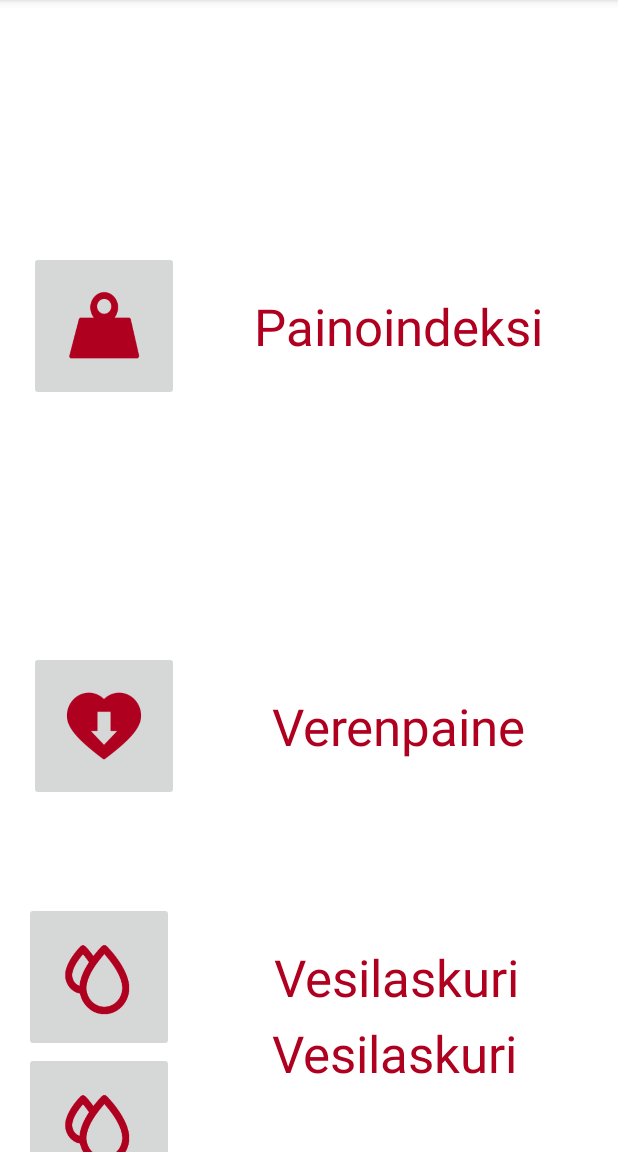
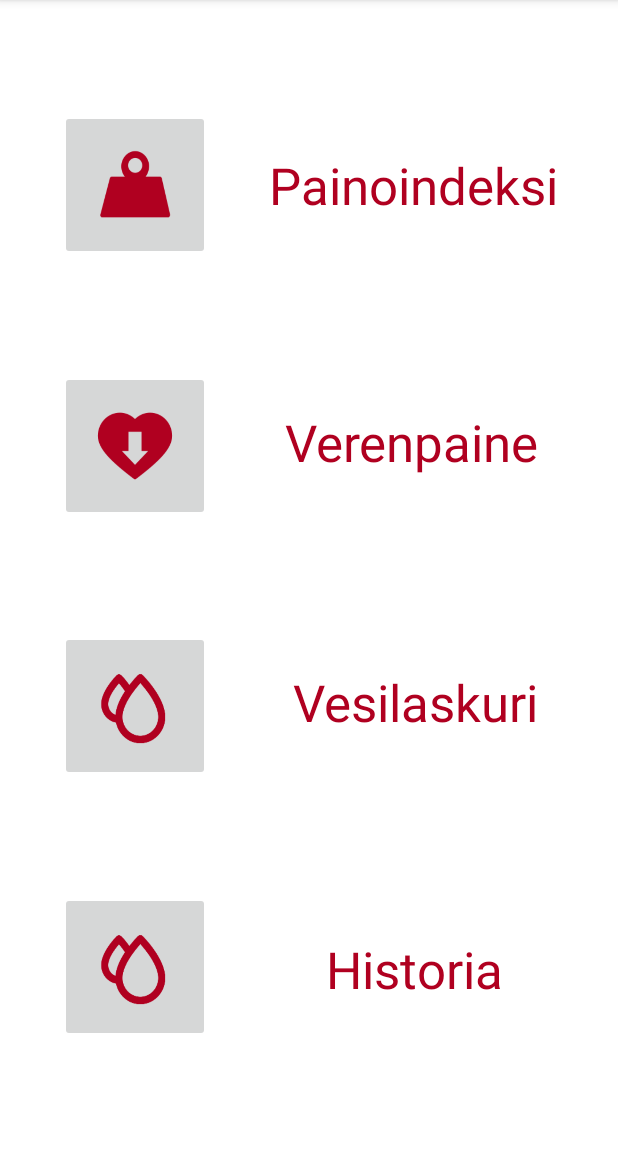
Before and after one commit to untop02/TerveysProjekti, an Android app: the screen it shows after launch (MainActivity), on a phone screen of 412 x 824 dp, the part 84-1236 px from its top. Run offline under Robolectric (Android 15) with nearby library versions, the phone set to English and light mode, and no system bars.

Commit message:
historiaBtn

```diff
--- a/app/src/main/java/com/example/projekti/MainActivity.java
+++ b/app/src/main/java/com/example/projekti/MainActivity.java
@@ -15,7 +15,7 @@ public class MainActivity extends AppCompatActivity {
         setContentView(R.layout.activity_main);
         ImageButton painoIndeksiBtn = (ImageButton )findViewById(R.id.PainoIndeksiBtn);
         ImageButton  verenpaineBtn = (ImageButton )findViewById(R.id.VerenpaineBtn);
-        ImageButton  vesilaskuriBtn = (ImageButton )findViewById(R.id.ArrayBtn);
+        ImageButton  vesilaskuriBtn = (ImageButton )findViewById(R.id.vesiLaskuriBtn);
 
         verenpaineBtn.setOnClickListener(new View.OnClickListener() {
             @Override
--- a/app/src/main/res/layout/activity_main.xml
+++ b/app/src/main/res/layout/activity_main.xml
@@ -6,20 +6,7 @@
     android:layout_height="match_parent"
     tools:context=".MainActivity">
 
-    <ImageButton
-        android:id="@+id/vesiLaskuriBtn"
-        android:layout_width="100dp"
-        android:layout_height="100dp"
-        android:adjustViewBounds="true"
-        android:contentDescription="@string/vesilaskuri"
-        android:scaleType="fitXY"
-        android:tint="@color/design_default_color_error"
-        app:layout_constraintBottom_toBottomOf="parent"
-        app:layout_constraintEnd_toEndOf="parent"
-        app:layout_constraintHorizontal_bias="0.051"
-        app:layout_constraintStart_toStartOf="parent"
-        app:layout_constraintTop_toBottomOf="@+id/VerenpaineBtn"
-        app:srcCompat="@drawable/water" />
+
 
     <ImageButton
         android:id="@+id/PainoIndeksiBtn"
@@ -30,8 +17,7 @@
         android:scaleType="fitXY"
         android:tint="@color/design_default_color_error"
         app:layout_constraintBottom_toTopOf="@+id/VerenpaineBtn"
-        app:layout_constraintEnd_toEndOf="parent"
-        app:layout_constraintHorizontal_bias="0.061"
+        app:layout_constraintEnd_toStartOf="@+id/PainoIndeksi"
         app:layout_constraintStart_toStartOf="parent"
         app:layout_constraintTop_toTopOf="parent"
         app:srcCompat="@drawable/paino" />
@@ -44,12 +30,27 @@
         android:contentDescription="@string/verenpaine"
         android:scaleType="fitXY"
         android:tint="@color/design_default_color_error"
-        app:layout_constraintBottom_toTopOf="@+id/ArrayBtn"
+        app:layout_constraintBottom_toTopOf="@+id/vesiLaskuriBtn"
         app:layout_constraintEnd_toEndOf="parent"
-        app:layout_constraintHorizontal_bias="0.061"
+        app:layout_constraintHorizontal_bias="0.128"
         app:layout_constraintStart_toStartOf="parent"
         app:layout_constraintTop_toBottomOf="@+id/PainoIndeksiBtn"
         app:srcCompat="@drawable/verenpaine" />
+
+    <ImageButton
+        android:id="@+id/vesiLaskuriBtn"
+        android:layout_width="100dp"
+        android:layout_height="100dp"
+        android:adjustViewBounds="true"
+        android:contentDescription="@string/vesilaskuri"
+        android:scaleType="fitXY"
+        android:tint="@color/design_default_color_error"
+        app:layout_constraintBottom_toTopOf="@+id/ArrayBtn"
+        app:layout_constraintEnd_toEndOf="parent"
+        app:layout_constraintHorizontal_bias="0.128"
+        app:layout_constraintStart_toStartOf="parent"
+        app:layout_constraintTop_toBottomOf="@+id/VerenpaineBtn"
+        app:srcCompat="@drawable/water" />
 
     <ImageButton
         android:id="@+id/ArrayBtn"
@@ -61,25 +62,25 @@
         android:tint="@color/design_default_color_error"
         app:layout_constraintBottom_toBottomOf="parent"
         app:layout_constraintEnd_toEndOf="parent"
-        app:layout_constraintHorizontal_bias="0.051"
+        app:layout_constraintHorizontal_bias="0.128"
         app:layout_constraintStart_toStartOf="parent"
         app:layout_constraintTop_toBottomOf="@+id/vesiLaskuriBtn"
-        app:layout_constraintVertical_bias="0.0"
         app:srcCompat="@drawable/water" />
+
+
 
     <TextView
         android:id="@+id/Historia"
         android:layout_width="wrap_content"
         android:layout_height="wrap_content"
-        android:text="@string/vesilaskuri"
+        android:text="@string/historia"
         android:textAppearance="@style/TextAppearance.AppCompat.Display1"
         android:textColor="@color/design_default_color_error"
         app:layout_constraintBottom_toBottomOf="parent"
         app:layout_constraintEnd_toEndOf="parent"
-        app:layout_constraintHorizontal_bias="0.492"
         app:layout_constraintStart_toEndOf="@+id/ArrayBtn"
-        app:layout_constraintTop_toBottomOf="@+id/VerenpaineBtn"
-        app:layout_constraintVertical_bias="0.77" />
+        app:layout_constraintTop_toBottomOf="@+id/Vesilaskuri"
+        app:layout_constraintVertical_bias="0.571" />
 
     <TextView
         android:id="@+id/PainoIndeksi"
@@ -103,19 +104,26 @@
         android:textColor="@color/design_default_color_error"
         app:layout_constraintBottom_toTopOf="@+id/ArrayBtn"
         app:layout_constraintEnd_toEndOf="parent"
+        app:layout_constraintHorizontal_bias="0.49"
         app:layout_constraintStart_toEndOf="@+id/VerenpaineBtn"
-        app:layout_constraintTop_toBottomOf="@+id/PainoIndeksiBtn" />
+        app:layout_constraintTop_toBottomOf="@+id/PainoIndeksiBtn"
+        app:layout_constraintVertical_bias="0.262" />
 
     <TextView
         android:id="@+id/Vesilaskuri"
         android:layout_width="wrap_content"
         android:layout_height="wrap_content"
+        android:layout_marginStart="55dp"
+        android:layout_marginLeft="55dp"
+        android:layout_marginEnd="52dp"
+        android:layout_marginRight="52dp"
         android:text="@string/vesilaskuri"
         android:textAppearance="@style/TextAppearance.AppCompat.Display1"
         android:textColor="@color/design_default_color_error"
         app:layout_constraintBottom_toBottomOf="parent"
         app:layout_constraintEnd_toEndOf="parent"
-        app:layout_constraintHorizontal_bias="0.502"
-        app:layout_constraintStart_toEndOf="@+id/ArrayBtn"
-        app:layout_constraintTop_toBottomOf="@+id/VerenpaineBtn" />
+        app:layout_constraintHorizontal_bias="0.0"
+        app:layout_constraintStart_toEndOf="@+id/vesiLaskuriBtn"
+        app:layout_constraintTop_toBottomOf="@+id/VerenpaineBtn"
+        app:layout_constraintVertical_bias="0.262" />
 </androidx.constraintlayout.widget.ConstraintLayout>
--- a/app/src/main/res/values/strings.xml
+++ b/app/src/main/res/values/strings.xml
@@ -27,4 +27,5 @@
     <string name="normaali_vp">Verenpaineesi on normaali.</string>
     <string name="Ala_raja">Alle rajojen.</string>
     <string name="Ylä_raja">Yli rajojen.</string>
+    <string name="historia">Historia</string>
 </resources>
```
